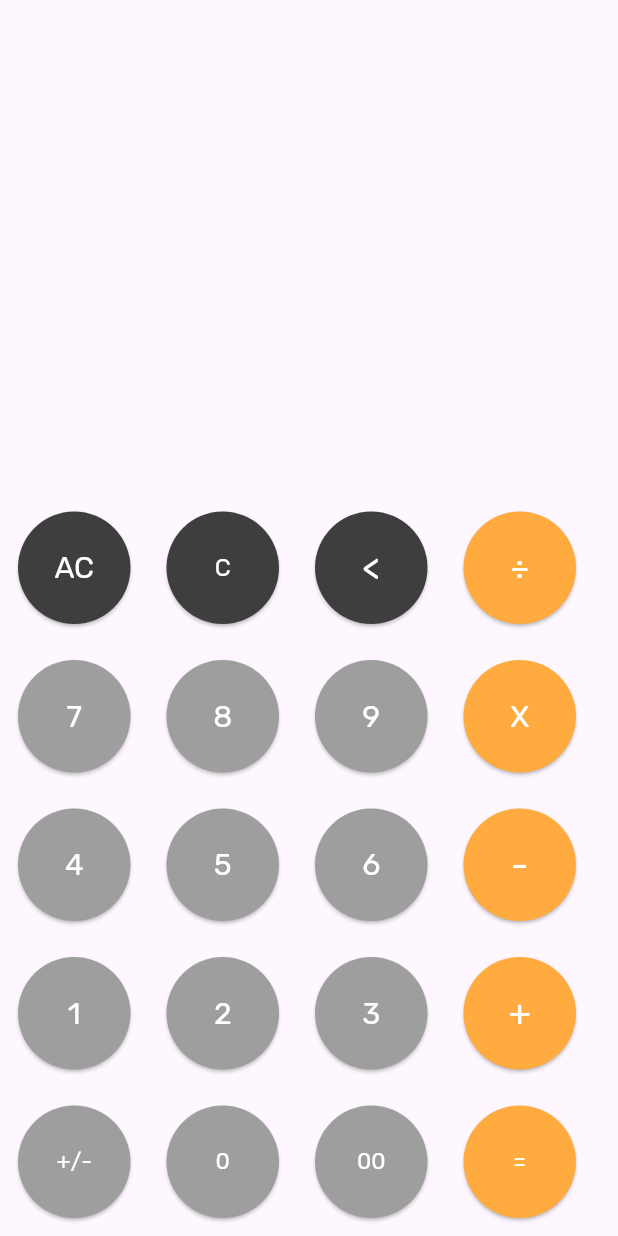
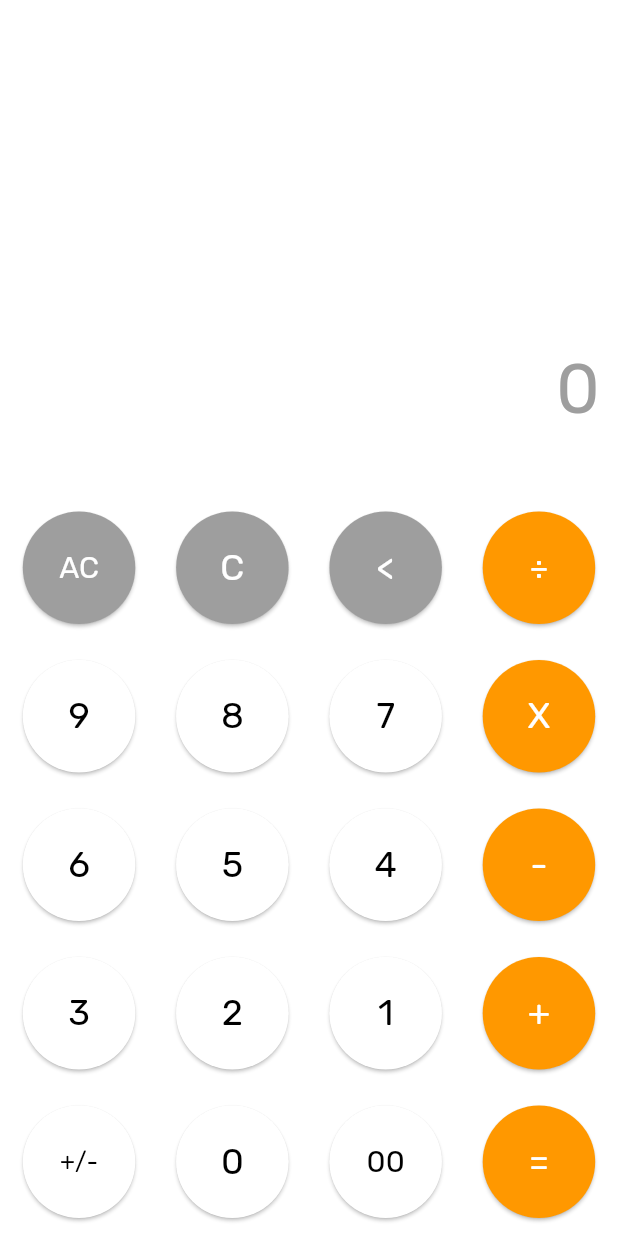
Before and after one commit to Bilal-Shiwani/calculator_application, a Flutter app: the screen it shows after launch, after a tap on "00", on a phone screen of 412 x 824 dp. Run offline on Flutter 3.47's test engine with Material 3 defaults, Android fonts, the phone set to English and light mode, and no system bars; our stand-ins replace google_fonts.

Commit message:
completed calculator aap

```diff
--- a/lib/main.dart
+++ b/lib/main.dart
@@ -1,3 +1,4 @@
+import 'package:calculator_application/provider/theme_provider.dart';
 import 'package:calculator_application/screens/splash_screen.dart';
 import 'package:flutter/material.dart';
 
@@ -11,12 +12,11 @@ class MyApp extends StatelessWidget {
   @override
   Widget build(BuildContext context) {
     return MaterialApp(
+      themeMode: ThemeMode.system,
+      theme: MyThemes.lightTheme,
+      darkTheme: MyThemes.darkTheme,
       debugShowCheckedModeBanner: false,
       title: 'Calcuator App',
-      theme: ThemeData(
-        colorScheme: ColorScheme.fromSeed(seedColor: Colors.deepPurple),
-        useMaterial3: true,
-      ),
       home: const SplashScreen(),
     );
   }
--- /dev/null
+++ b/lib/provider/theme_provider.dart
@@ -0,0 +1,11 @@
+import 'package:flutter/material.dart';
+
+class MyThemes {
+  static final darkTheme = ThemeData(
+      scaffoldBackgroundColor: Colors.black12,
+      colorScheme: const ColorScheme.dark());
+
+  static final lightTheme = ThemeData(
+      scaffoldBackgroundColor: Colors.white,
+      colorScheme: const ColorScheme.light());
+}
--- a/lib/screens/calculator_screen.dart
+++ b/lib/screens/calculator_screen.dart
@@ -1,5 +1,6 @@
 import 'package:calculator_application/widgets/calculatorbutton.dart';
 import 'package:flutter/material.dart';
+import 'package:google_fonts/google_fonts.dart';
 
 class CalculatorScreen extends StatefulWidget {
   const CalculatorScreen({super.key});
@@ -9,172 +10,272 @@ class CalculatorScreen extends StatefulWidget {
 }
 
 class _CalculatorScreenState extends State<CalculatorScreen> {
+  late int firstNum;
+  late int secondNum;
+  late String history = '';
+  late String textToDisplay = '';
+  late String res;
+  late String operation;
+
+  void btnONclick(String btnVal) {
+    if (btnVal == 'C') {
+      textToDisplay = "";
+      firstNum = 0;
+      secondNum = 0;
+      res = '';
+    } else if (btnVal == 'AC') {
+      textToDisplay = "";
+      firstNum = 0;
+      secondNum = 0;
+      res = '';
+      history = '';
+    } else if (btnVal == '+/-') {
+      if (textToDisplay[0] != '-') {
+        res = '-$textToDisplay';
+      } else {
+        res = textToDisplay.substring(1);
+      }
+    } else if (btnVal == '<') {
+      res = textToDisplay.substring(0, textToDisplay.length - 1);
+    } else if (btnVal == '+' ||
+        btnVal == '-' ||
+        btnVal == 'X' ||
+        btnVal == '÷') {
+      firstNum = int.parse(textToDisplay);
+      res = '';
+      operation = btnVal;
+    } else if (btnVal == '=') {
+      secondNum = int.parse(textToDisplay);
+      if (operation == '+') {
+        res = (firstNum + secondNum).toString();
+        history =
+            firstNum.toString() + operation.toString() + secondNum.toString();
+      }
+      if (operation == '-') {
+        res = (firstNum - secondNum).toString();
+        history =
+            firstNum.toString() + operation.toString() + secondNum.toString();
+      }
+      if (operation == 'X') {
+        res = (firstNum * secondNum).toString();
+        history =
+            firstNum.toString() + operation.toString() + secondNum.toString();
+      }
+      if (operation == '÷') {
+        res = (firstNum / secondNum).toString();
+        history =
+            firstNum.toString() + operation.toString() + secondNum.toString();
+      }
+    } else {
+      res = int.parse(textToDisplay + btnVal).toString();
+    }
+    setState(() {
+      textToDisplay = res;
+    });
+  }
+
   @override
   Widget build(BuildContext context) {
     return Scaffold(
       body: Column(
         mainAxisAlignment: MainAxisAlignment.end,
         children: [
+          Container(
+            alignment: const Alignment(1, 1),
+            child: Padding(
+              padding: const EdgeInsets.only(right: 12),
+              child: Text(
+                history,
+                style: GoogleFonts.rubik(
+                  textStyle: const TextStyle(
+                    fontSize: 24,
+                    color: Colors.grey,
+                  ),
+                ),
+              ),
+            ),
+          ),
+          Container(
+            alignment: const Alignment(1, 1),
+            child: Padding(
+              padding: const EdgeInsets.all(12),
+              child: Text(
+                textToDisplay,
+                style: GoogleFonts.rubik(
+                  textStyle: const TextStyle(
+                    fontSize: 46,
+                    color: Colors.grey,
+                  ),
+                ),
+              ),
+            ),
+          ),
+          const SizedBox(height: 25),
           Row(
+            mainAxisAlignment: MainAxisAlignment.spaceEvenly,
             children: [
               CalculatorButton(
                 text: 'AC',
-                color: const Color.fromARGB(255, 63, 62, 62),
                 textcolor: Colors.white,
+                callback: btnONclick,
+                color: Colors.grey,
                 textsize: 20,
-                callback: () {},
               ),
               CalculatorButton(
                 text: 'C',
-               color: const Color.fromARGB(255, 63, 62, 62),
                 textcolor: Colors.white,
-                textsize: 16,
-                callback: () {},
+                callback: btnONclick,
+                color: Colors.grey,
+                textsize: 24,
               ),
               CalculatorButton(
                 text: '<',
                 textcolor: Colors.white,
-                callback: (){},
-                color: const Color.fromARGB(255, 63, 62, 62),
+                callback: btnONclick,
+                color: Colors.grey,
                 textsize: 24,
               ),
               CalculatorButton(
                 text: '÷',
                 textcolor: Colors.white,
-                callback: (){},
-                color: Colors.orangeAccent,
+                callback: btnONclick,
+                color: Colors.orange,
                 textsize: 24,
               ),
             ],
           ),
           Row(
+            mainAxisAlignment: MainAxisAlignment.spaceEvenly,
             children: [
               CalculatorButton(
-                text: '7',
-                color: Colors.grey,
-                textcolor: Colors.white,
-                textsize: 20,
-                callback: () {},
+                text: '9',
+                textcolor: Colors.black,
+                callback: btnONclick,
+                color: Colors.white,
+                textsize: 24,
               ),
               CalculatorButton(
                 text: '8',
-                color: Colors.grey,
-                textcolor: Colors.white,
-                textsize: 20,
-                callback: () {},
+                textcolor: Colors.black,
+                callback: btnONclick,
+                color: Colors.white,
+                textsize: 24,
               ),
               CalculatorButton(
-                text: '9',
-                color: Colors.grey,
-                textcolor: Colors.white,
-                textsize: 20,
-                callback: () {},
+                text: '7',
+                textcolor: Colors.black,
+                callback: btnONclick,
+                color: Colors.white,
+                textsize: 24,
               ),
               CalculatorButton(
                 text: 'X',
-                color: Colors.orangeAccent,
                 textcolor: Colors.white,
-                textsize: 20,
-                callback: () {},
+                callback: btnONclick,
+                color: Colors.orange,
+                textsize: 24,
               ),
             ],
           ),
           Row(
+            mainAxisAlignment: MainAxisAlignment.spaceEvenly,
             children: [
               CalculatorButton(
-                text: '4',
-                color: Colors.grey,
-                textcolor: Colors.white,
-                textsize: 20,
-                callback: () {},
+                text: '6',
+                textcolor: Colors.black,
+                callback: btnONclick,
+                color: Colors.white,
+                textsize: 24,
               ),
               CalculatorButton(
                 text: '5',
-                color: Colors.grey,
-                textcolor: Colors.white,
-                textsize: 20,
-                callback: () {},
+                textcolor: Colors.black,
+                callback: btnONclick,
+                color: Colors.white,
+                textsize: 24,
               ),
               CalculatorButton(
-                text: '6',
-                color: Colors.grey,
-                textcolor: Colors.white,
-                textsize: 20,
-                callback: () {},
+                text: '4',
+                textcolor: Colors.black,
+                callback: btnONclick,
+                color: Colors.white,
+                textsize: 24,
               ),
               CalculatorButton(
                 text: '-',
-                color: Colors.orangeAccent,
                 textcolor: Colors.white,
+                callback: btnONclick,
+                color: Colors.orange,
                 textsize: 24,
-                callback: () {},
               ),
             ],
           ),
           Row(
+            mainAxisAlignment: MainAxisAlignment.spaceEvenly,
             children: [
               CalculatorButton(
-                text: '1',
-                color: Colors.grey,
-                textcolor: Colors.white,
-                textsize: 20,
-                callback: () {},
+                text: '3',
+                textcolor: Colors.black,
+                callback: btnONclick,
+                color: Colors.white,
+                textsize: 24,
               ),
               CalculatorButton(
                 text: '2',
-                color: Colors.grey,
-                textcolor: Colors.white,
-                textsize: 20,
-                callback: () {},
+                textcolor: Colors.black,
+                callback: btnONclick,
+                color: Colors.white,
+                textsize: 24,
               ),
               CalculatorButton(
-                text: '3',
-                color: Colors.grey,
-                textcolor: Colors.white,
-                textsize: 20,
-                callback: () {},
+                text: '1',
+                textcolor: Colors.black,
+                callback: btnONclick,
+                color: Colors.white,
+                textsize: 24,
               ),
               CalculatorButton(
                 text: '+',
-                 color: Colors.orangeAccent,
                 textcolor: Colors.white,
+                callback: btnONclick,
+                color: Colors.orange,
                 textsize: 24,
-                callback: () {},
               ),
             ],
           ),
           Row(
+            mainAxisAlignment: MainAxisAlignment.spaceEvenly,
             children: [
               CalculatorButton(
                 text: '+/-',
-                color: Colors.grey,
-                textcolor: Colors.white,
-                textsize: 15,
-                callback: () {},
+                textcolor: Colors.black,
+                callback: btnONclick,
+                color: Colors.white,
+                textsize: 16,
               ),
               CalculatorButton(
                 text: '0',
-                color: Colors.grey,
-                textcolor: Colors.white,
-                textsize: 15,
-                callback: () {},
+                textcolor: Colors.black,
+                callback: btnONclick,
+                color: Colors.white,
+                textsize: 24,
               ),
               CalculatorButton(
                 text: '00',
-                color: Colors.grey,
-                textcolor: Colors.white,
-                textsize: 15,
-                callback: () {},
+                textcolor: Colors.black,
+                callback: btnONclick,
+                color: Colors.white,
+                textsize: 20,
               ),
               CalculatorButton(
                 text: '=',
-                color: Colors.orangeAccent,
                 textcolor: Colors.white,
-                textsize: 15,
-                callback: () {},
+                callback: btnONclick,
+                color: Colors.orange,
+                textsize: 24,
               ),
             ],
-          ),
+          )
         ],
       ),
     );
--- a/lib/screens/splash_screen.dart
+++ b/lib/screens/splash_screen.dart
@@ -34,7 +34,7 @@ class _SplashScreenState extends State<SplashScreen> {
         Center(
           child: Image(
             image: AssetImage(
-              "assets/appicon.png",
+              "assets/cal_logo.png",
             ),
           ),
         ),
```
Also changed, not shown: assets/appicon.png (deleted), assets/cal_logo.png (added).
